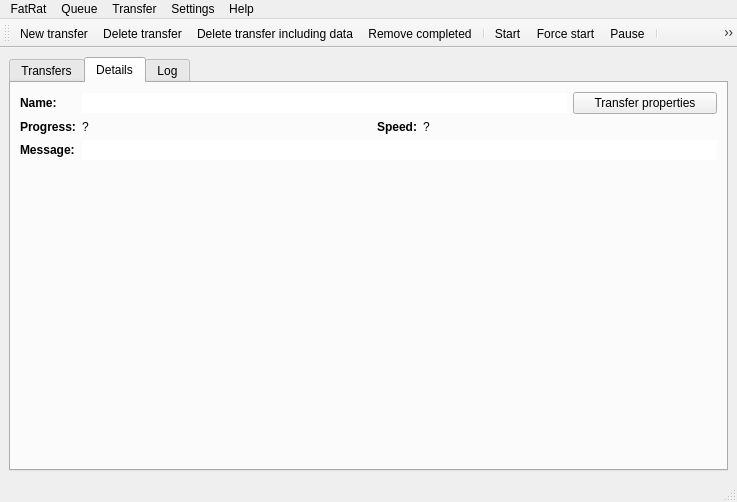
First picture: the form in MainWindow.ui, repository LubosD/fatrat, before the edit.
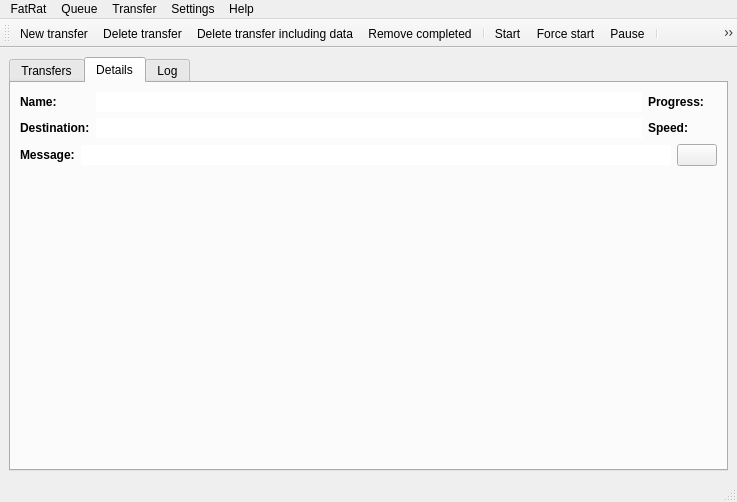
Second picture: the form after the edit. The open tabs and pages were chosen to show the change. Icons and pictures are not drawn. Custom widgets are drawn as their Qt base class.

The edit to the form file:
```diff
--- a/MainWindow.ui
+++ b/MainWindow.ui
@@ -206,38 +206,27 @@
         <iconset resource="gfx/resources.qrc" >:/menu/details.png</iconset>
        </attribute>
        <layout class="QGridLayout" >
-        <property name="leftMargin" >
-         <number>9</number>
-        </property>
-        <property name="topMargin" >
-         <number>9</number>
-        </property>
-        <property name="rightMargin" >
-         <number>9</number>
-        </property>
-        <property name="bottomMargin" >
-         <number>9</number>
-        </property>
-        <property name="horizontalSpacing" >
-         <number>6</number>
-        </property>
-        <property name="verticalSpacing" >
-         <number>6</number>
-        </property>
-        <item row="3" column="0" colspan="5" >
-         <widget class="QStackedWidget" name="stackedDetails" >
+        <item row="0" column="0" >
+         <widget class="QLabel" name="label_3" >
           <property name="sizePolicy" >
-           <sizepolicy vsizetype="Expanding" hsizetype="Preferred" >
+           <sizepolicy vsizetype="Preferred" hsizetype="Minimum" >
             <horstretch>0</horstretch>
             <verstretch>0</verstretch>
            </sizepolicy>
           </property>
-          <widget class="QWidget" name="page" />
-          <widget class="QWidget" name="page_2" />
+          <property name="text" >
+           <string>&lt;b>Name:</string>
+          </property>
          </widget>
         </item>
-        <item row="0" column="1" colspan="3" >
+        <item row="0" column="1" >
          <widget class="QLineEdit" name="lineName" >
+          <property name="sizePolicy" >
+           <sizepolicy vsizetype="Fixed" hsizetype="MinimumExpanding" >
+            <horstretch>0</horstretch>
+            <verstretch>0</verstretch>
+           </sizepolicy>
+          </property>
           <property name="frame" >
            <bool>false</bool>
           </property>
@@ -246,21 +235,7 @@
           </property>
          </widget>
         </item>
-        <item row="2" column="0" >
-         <widget class="QLabel" name="label_6" >
-          <property name="text" >
-           <string>&lt;b>Message:</string>
-          </property>
-         </widget>
-        </item>
-        <item row="0" column="4" >
-         <widget class="QPushButton" name="pushGenericOptions" >
-          <property name="text" >
-           <string>Transfer properties</string>
-          </property>
-         </widget>
-        </item>
-        <item row="1" column="0" >
+        <item row="0" column="2" >
          <widget class="QLabel" name="label_4" >
           <property name="sizePolicy" >
            <sizepolicy vsizetype="Minimum" hsizetype="Minimum" >
@@ -273,6 +248,48 @@
           </property>
          </widget>
         </item>
+        <item row="0" column="3" >
+         <widget class="QLabel" name="labelProgress" >
+          <property name="sizePolicy" >
+           <sizepolicy vsizetype="Minimum" hsizetype="Maximum" >
+            <horstretch>2</horstretch>
+            <verstretch>0</verstretch>
+           </sizepolicy>
+          </property>
+          <property name="scaledContents" >
+           <bool>false</bool>
+          </property>
+         </widget>
+        </item>
+        <item row="1" column="0" >
+         <widget class="QLabel" name="label_7" >
+          <property name="sizePolicy" >
+           <sizepolicy vsizetype="Minimum" hsizetype="Minimum" >
+            <horstretch>0</horstretch>
+            <verstretch>0</verstretch>
+           </sizepolicy>
+          </property>
+          <property name="text" >
+           <string>&lt;b>Destination:&lt;/b></string>
+          </property>
+         </widget>
+        </item>
+        <item row="1" column="1" >
+         <widget class="QLineEdit" name="lineDestination" >
+          <property name="sizePolicy" >
+           <sizepolicy vsizetype="Fixed" hsizetype="MinimumExpanding" >
+            <horstretch>0</horstretch>
+            <verstretch>0</verstretch>
+           </sizepolicy>
+          </property>
+          <property name="frame" >
+           <bool>false</bool>
+          </property>
+          <property name="readOnly" >
+           <bool>true</bool>
+          </property>
+         </widget>
+        </item>
         <item row="1" column="2" >
          <widget class="QLabel" name="label_5" >
           <property name="sizePolicy" >
@@ -286,47 +303,66 @@
           </property>
          </widget>
         </item>
-        <item row="1" column="1" >
-         <widget class="QLabel" name="labelProgress" >
-          <property name="sizePolicy" >
-           <sizepolicy vsizetype="Minimum" hsizetype="Expanding" >
-            <horstretch>2</horstretch>
-            <verstretch>0</verstretch>
-           </sizepolicy>
-          </property>
-          <property name="text" >
-           <string>?</string>
-          </property>
-         </widget>
-        </item>
-        <item row="0" column="0" >
-         <widget class="QLabel" name="label_3" >
-          <property name="text" >
-           <string>&lt;b>Name:</string>
-          </property>
-         </widget>
-        </item>
-        <item row="1" column="3" colspan="2" >
+        <item row="1" column="3" >
          <widget class="QLabel" name="labelSpeed" >
           <property name="sizePolicy" >
-           <sizepolicy vsizetype="Minimum" hsizetype="Ignored" >
+           <sizepolicy vsizetype="Minimum" hsizetype="Maximum" >
             <horstretch>1</horstretch>
             <verstretch>0</verstretch>
            </sizepolicy>
           </property>
-          <property name="text" >
-           <string>?</string>
-          </property>
-         </widget>
-        </item>
-        <item row="2" column="1" colspan="4" >
-         <widget class="QLineEdit" name="lineMessage" >
-          <property name="frame" >
+          <property name="scaledContents" >
            <bool>false</bool>
           </property>
-          <property name="readOnly" >
-           <bool>true</bool>
+         </widget>
+        </item>
+        <item row="2" column="0" colspan="4" >
+         <layout class="QHBoxLayout" >
+          <item>
+           <widget class="QLabel" name="label_6" >
+            <property name="text" >
+             <string>&lt;b>Message:</string>
+            </property>
+           </widget>
+          </item>
+          <item>
+           <widget class="QLineEdit" name="lineMessage" >
+            <property name="frame" >
+             <bool>false</bool>
+            </property>
+            <property name="readOnly" >
+             <bool>true</bool>
+            </property>
+           </widget>
+          </item>
+          <item>
+           <widget class="QPushButton" name="pushGenericOptions" >
+            <property name="sizePolicy" >
+             <sizepolicy vsizetype="Fixed" hsizetype="Minimum" >
+              <horstretch>0</horstretch>
+              <verstretch>0</verstretch>
+             </sizepolicy>
+            </property>
+            <property name="toolTip" >
+             <string>Transfer properties</string>
+            </property>
+            <property name="icon" >
+             <iconset resource="gfx/resources.qrc" >:/menu/properties.png</iconset>
+            </property>
+           </widget>
+          </item>
+         </layout>
+        </item>
+        <item row="3" column="0" colspan="4" >
+         <widget class="QStackedWidget" name="stackedDetails" >
+          <property name="sizePolicy" >
+           <sizepolicy vsizetype="Expanding" hsizetype="Preferred" >
+            <horstretch>0</horstretch>
+            <verstretch>0</verstretch>
+           </sizepolicy>
           </property>
+          <widget class="QWidget" name="page" />
+          <widget class="QWidget" name="page_2" />
          </widget>
         </item>
        </layout>
```
